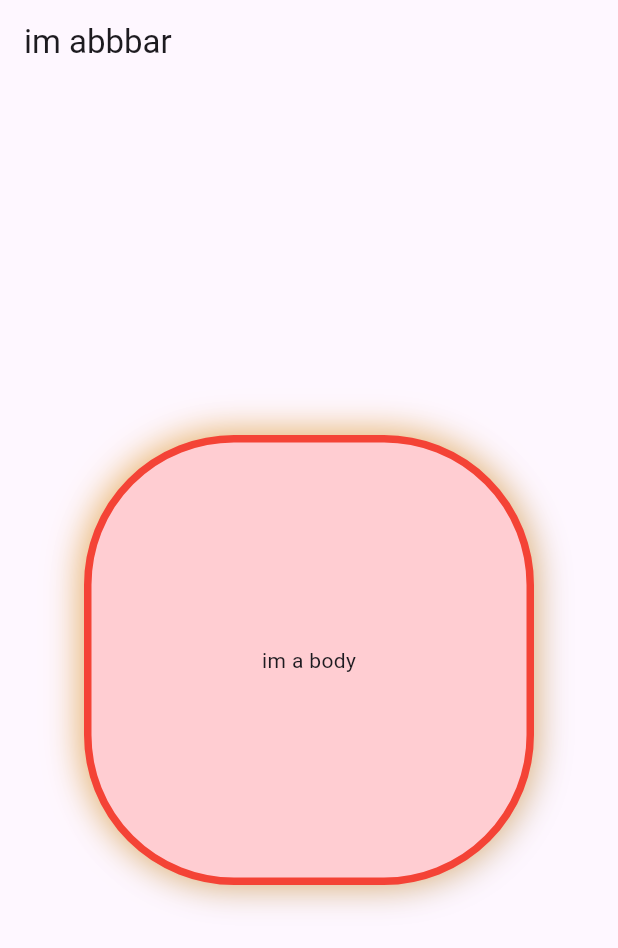
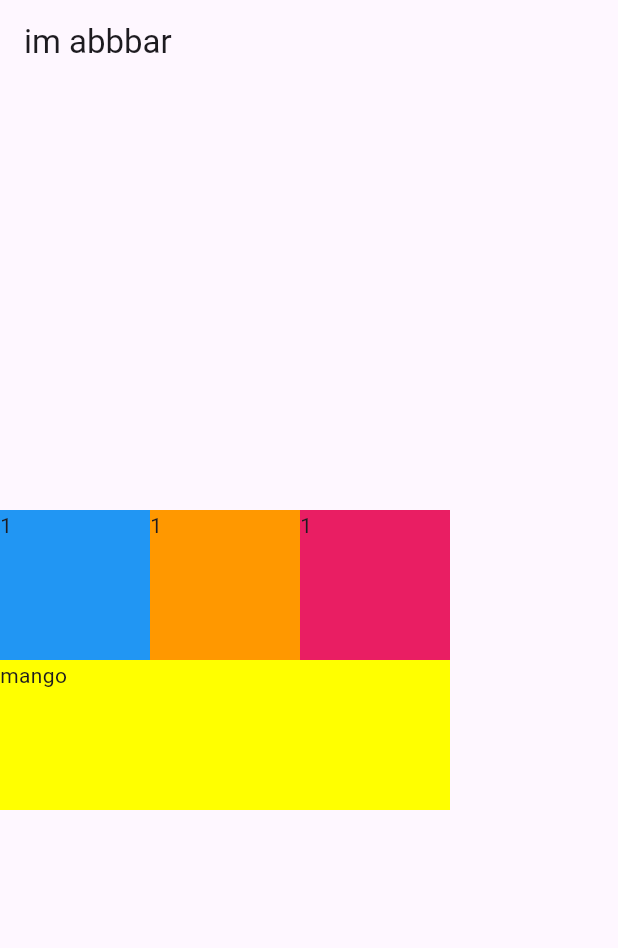
Before and after one commit to yeomdogyeong/hello_Flutter, a Flutter app: the screen it shows after launch, on a phone screen of 412 x 824 dp. Shown: the top 948 px of the screen. Run offline on Flutter 3.47's test engine with Material 3 defaults, Android fonts, the phone set to English and light mode, and no system bars; our stand-ins replace dio, google_mobile_ads, shared_preferences, webview_flutter.

Commit message:
[layout]mainAxisSize와 main,crossAlignment

```diff
--- a/test_application/lib/main.dart
+++ b/test_application/lib/main.dart
@@ -18,33 +18,42 @@ class customContainer extends StatelessWidget {
 
   @override
   Widget build(BuildContext context) {
-    return Center(
-      child: Container(
-        width: 300,
-        height: 300,
-        padding: EdgeInsets.fromLTRB(10, 12, 10, 12),
-        decoration: BoxDecoration(
-          color: Colors.red.shade100,
-          border: Border.all(
-            color: Colors.red,
-            width: 5,
-            style: BorderStyle.solid,
+    return Container(
+      child: Column(
+        mainAxisAlignment: MainAxisAlignment.center,
+        crossAxisAlignment: CrossAxisAlignment.end,
+        children: [
+          Row(
+            mainAxisSize: MainAxisSize.min,
+            mainAxisAlignment: MainAxisAlignment.start,
+            children: [
+              Container(
+                color: Colors.blue,
+                width: 100,
+                height: 100,
+                child: Text('1'),
+              ),
+              Container(
+                color: Colors.orange,
+                width: 100,
+                height: 100,
+                child: Text('1'),
+              ),
+              Container(
+                color: Colors.pink,
+                width: 100,
+                height: 100,
+                child: Text('1'),
+              ),
+            ],
           ),
-          borderRadius: BorderRadius.circular(100),
-          boxShadow: [
-            BoxShadow(
-              color: Colors.grey.withOpacity(0.5),
-              offset: Offset(2, 2),
-              blurRadius: 20,
-            ),
-            BoxShadow(
-              color: Colors.orange.withOpacity(0.5),
-              offset: Offset(-2, -2),
-              blurRadius: 20,
-            )
-          ],
-        ),
-        child: Center(child: Text('im a body')),
+          Container(
+            height: 100,
+            width: 300,
+            child: Text('mango'),
+            color: Colors.yellowAccent,
+          ),
+        ],
       ),
     );
   }
```
